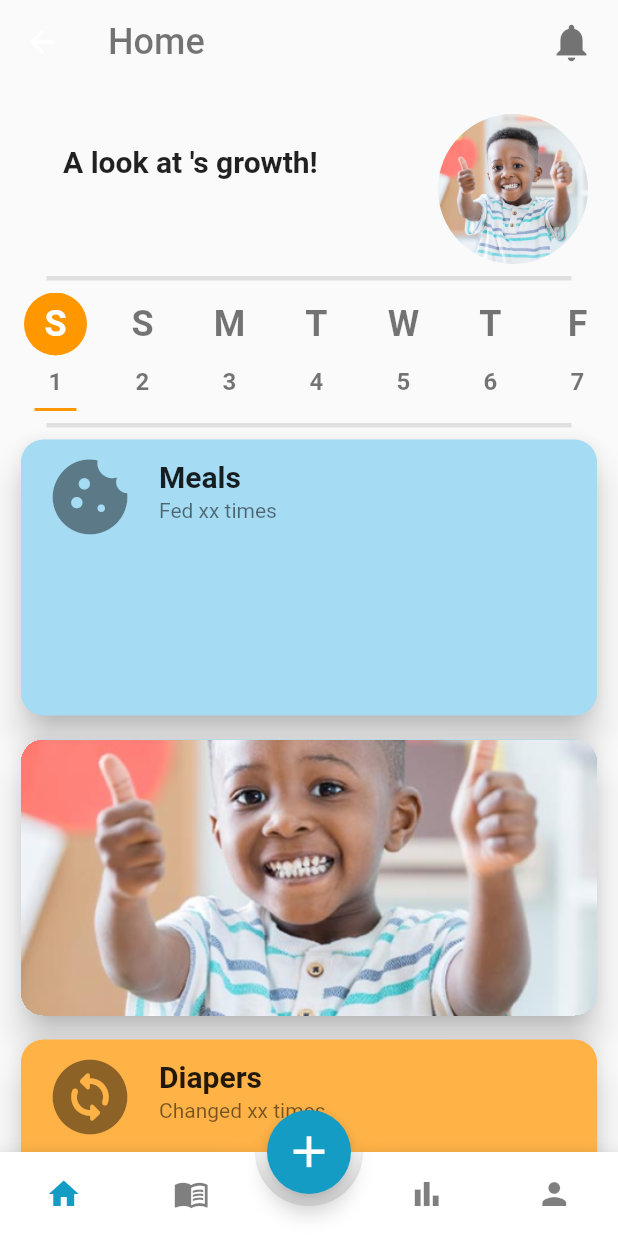
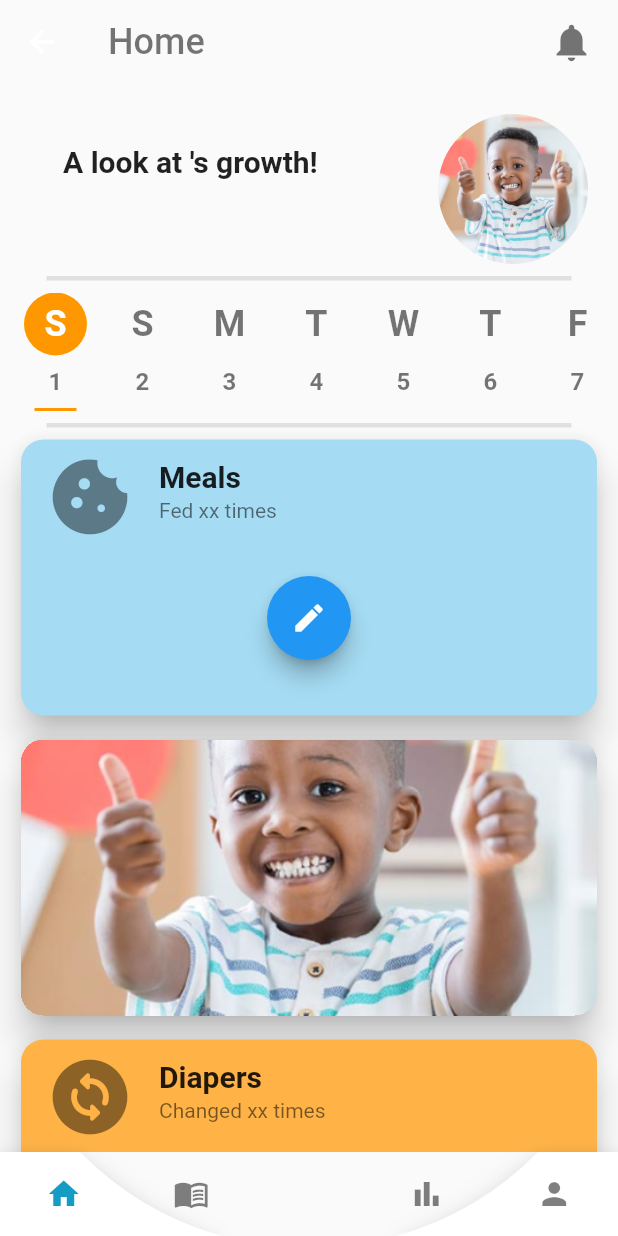
Before and after one commit to magichampz/little-bytes, a Flutter app: the screen it shows after launch, after a tap on "Skip", on a phone screen of 412 x 824 dp. Run offline on Flutter 3.47's test engine with Material 2 defaults, Android fonts, the phone set to English and light mode, and no system bars; drawn by our look-alikes of animated_bottom_navigation_bar; our stand-ins replace numberpicker, page_transition, shared_preferences; missing offline and left inert: dart:ffi.

Commit message:
tried adding expandable floating button but failed

```diff
--- a/lib/main.dart
+++ b/lib/main.dart
@@ -1,4 +1,5 @@
 import 'package:flutter/material.dart';
+import 'package:flutter_onboarding/ui/expandable_fab.dart';
 import 'ui/onboarding/onboarding.dart';
 
 void main() {
@@ -13,6 +14,7 @@ class MyApp extends StatelessWidget {
     return const MaterialApp(
       title: 'Onboarding Screen',
       home: Onboarding(),
+      // home: ExampleExpandableFab(),
       debugShowCheckedModeBanner: false,
     );
   }
--- /dev/null
+++ b/lib/ui/expandable_fab.dart
@@ -0,0 +1,298 @@
+import 'package:flutter/material.dart';
+import 'package:flutter_onboarding/ui/log-pages/milestone_page.dart';
+import 'package:flutter_onboarding/ui/log-pages/single_log.dart';
+import 'dart:math' as math;
+
+import 'package:page_transition/page_transition.dart';
+
+@immutable
+class ExampleExpandableFab extends StatelessWidget {
+  static const _actionTitles = ['Daily Log', 'Milestones'];
+
+  const ExampleExpandableFab({super.key});
+
+  @override
+  Widget build(BuildContext context) {
+    return Scaffold(
+      appBar: AppBar(
+        title: const Text('Expandable Fab'),
+      ),
+      body: ListView.builder(
+        padding: const EdgeInsets.symmetric(vertical: 8.0),
+        itemCount: 25,
+        itemBuilder: (context, index) {
+          return FakeItem(isBig: index.isOdd);
+        },
+      ),
+      floatingActionButton: ExpandableFab(
+        distance: 112.0,
+        children: [
+          ActionButton(
+            onPressed: () {
+              Navigator.push(
+                  context,
+                  PageTransition(
+                      // child: MilestoneLog(), //temporary only
+                      child: SingleLog(
+                        setDay: (String day) {},
+                        setSleep: (String sleep) {},
+                        setMilk: (String milk) {},
+                      ),
+                      type: PageTransitionType.bottomToTop));
+            },
+            text: "Record today's log",
+            // icon: const Icon(Icons.format_size),
+          ),
+          ActionButton(
+            onPressed: () {
+              Navigator.push(
+                  context,
+                  PageTransition(
+                      child: const MilestoneLog(), //temporary only
+                      type: PageTransitionType.bottomToTop));
+            },
+            text: "Add a Milestone",
+            // icon: const Icon(Icons.insert_photo),
+          ),
+        ],
+      ),
+    );
+  }
+}
+
+@immutable
+class ExpandableFab extends StatefulWidget {
+  const ExpandableFab({
+    super.key,
+    this.initialOpen,
+    required this.distance,
+    required this.children,
+  });
+
+  final bool? initialOpen;
+  final double distance;
+  final List<Widget> children;
+
+  @override
+  State<ExpandableFab> createState() => _ExpandableFabState();
+}
+
+class _ExpandableFabState extends State<ExpandableFab>
+    with SingleTickerProviderStateMixin {
+  late final AnimationController _controller;
+  late final Animation<double> _expandAnimation;
+  bool _open = false;
+
+  @override
+  void initState() {
+    super.initState();
+    _open = widget.initialOpen ?? false;
+    _controller = AnimationController(
+      value: _open ? 1.0 : 0.0,
+      duration: const Duration(milliseconds: 250),
+      vsync: this,
+    );
+    _expandAnimation = CurvedAnimation(
+      curve: Curves.fastOutSlowIn,
+      reverseCurve: Curves.easeOutQuad,
+      parent: _controller,
+    );
+  }
+
+  @override
+  void dispose() {
+    _controller.dispose();
+    super.dispose();
+  }
+
+  void _toggle() {
+    setState(() {
+      _open = !_open;
+      if (_open) {
+        _controller.forward();
+      } else {
+        _controller.reverse();
+      }
+    });
+  }
+
+  @override
+  Widget build(BuildContext context) {
+    return SizedBox.expand(
+      child: Stack(
+        alignment: Alignment.center,
+        clipBehavior: Clip.none,
+        children: [
+          _buildTapToCloseFab(),
+          ..._buildExpandingActionButtons(),
+          _buildTapToOpenFab(),
+        ],
+      ),
+    );
+  }
+
+  Widget _buildTapToCloseFab() {
+    return SizedBox(
+      width: 56.0,
+      height: 56.0,
+      child: Center(
+        child: Material(
+          shape: const CircleBorder(),
+          clipBehavior: Clip.antiAlias,
+          elevation: 4.0,
+          child: InkWell(
+            onTap: _toggle,
+            child: Padding(
+              padding: const EdgeInsets.all(8.0),
+              child: Icon(
+                Icons.close,
+                color: Theme.of(context).primaryColor,
+              ),
+            ),
+          ),
+        ),
+      ),
+    );
+  }
+
+  List<Widget> _buildExpandingActionButtons() {
+    final children = <Widget>[];
+    final count = widget.children.length;
+    final step = 45;
+    for (var i = 0, angleInDegrees = 0.0;
+        i < count;
+        i++, angleInDegrees += step) {
+      children.add(
+        _ExpandingActionButton(
+          directionInDegrees: angleInDegrees,
+          maxDistance: widget.distance,
+          progress: _expandAnimation,
+          child: widget.children[i],
+        ),
+      );
+    }
+    return children;
+  }
+
+  Widget _buildTapToOpenFab() {
+    return IgnorePointer(
+      ignoring: _open,
+      child: AnimatedContainer(
+        transformAlignment: Alignment.center,
+        transform: Matrix4.diagonal3Values(
+          _open ? 0.7 : 1.0,
+          _open ? 0.7 : 1.0,
+          1.0,
+        ),
+        duration: const Duration(milliseconds: 250),
+        curve: const Interval(0.0, 0.5, curve: Curves.easeOut),
+        child: AnimatedOpacity(
+          opacity: _open ? 0.0 : 1.0,
+          curve: const Interval(0.25, 1.0, curve: Curves.easeInOut),
+          duration: const Duration(milliseconds: 250),
+          child: FloatingActionButton(
+            onPressed: _toggle,
+            child: const Icon(Icons.create),
+          ),
+        ),
+      ),
+    );
+  }
+}
+
+@immutable
+class _ExpandingActionButton extends StatelessWidget {
+  const _ExpandingActionButton({
+    required this.directionInDegrees,
+    required this.maxDistance,
+    required this.progress,
+    required this.child,
+  });
+
+  final double directionInDegrees;
+  final double maxDistance;
+  final Animation<double> progress;
+  final Widget child;
+
+  @override
+  Widget build(BuildContext context) {
+    return AnimatedBuilder(
+      animation: progress,
+      builder: (context, child) {
+        final offset = Offset.fromDirection(
+          // -4,
+          directionInDegrees * (math.pi / 180.0),
+          progress.value * maxDistance,
+        );
+        return Positioned(
+            // right: 40.0 + offset.dx,
+            bottom: 70.0 + offset.dy,
+            child: child!
+            // Transform.rotate(
+            //   angle: (1.0 - progress.value) * math.pi / 2,
+            //   child: child!,
+            // ),
+            );
+      },
+      child: FadeTransition(
+        opacity: progress,
+        child: child,
+      ),
+    );
+  }
+}
+
+@immutable
+class ActionButton extends StatelessWidget {
+  const ActionButton({
+    super.key,
+    this.onPressed,
+    required this.text,
+  });
+
+  final VoidCallback? onPressed;
+  // final Widget icon;
+  final String text;
+
+  @override
+  Widget build(BuildContext context) {
+    final theme = Theme.of(context);
+    return TextButton(
+      onPressed: onPressed,
+      style: ButtonStyle(
+        backgroundColor: MaterialStateProperty.all<Color>(Colors.blue),
+        shape: MaterialStateProperty.all<RoundedRectangleBorder>(
+          RoundedRectangleBorder(
+              borderRadius: BorderRadius.circular(18.0),
+              side: BorderSide(color: Colors.blue)),
+        ),
+      ),
+      child: Text(
+        text,
+        style: const TextStyle(fontSize: 15, color: Colors.white),
+      ),
+    );
+  }
+}
+
+@immutable
+class FakeItem extends StatelessWidget {
+  const FakeItem({
+    super.key,
+    required this.isBig,
+  });
+
+  final bool isBig;
+
+  @override
+  Widget build(BuildContext context) {
+    return Container(
+      margin: const EdgeInsets.symmetric(vertical: 8.0, horizontal: 24.0),
+      height: isBig ? 128.0 : 36.0,
+      decoration: BoxDecoration(
+        borderRadius: const BorderRadius.all(Radius.circular(8.0)),
+        color: Colors.grey.shade300,
+      ),
+    );
+  }
+}
--- a/lib/ui/root_page.dart
+++ b/lib/ui/root_page.dart
@@ -2,6 +2,7 @@ import 'package:animated_bottom_navigation_bar/animated_bottom_navigation_bar.da
 import 'package:flutter/material.dart';
 import 'package:flutter_onboarding/constants.dart';
 import 'package:flutter_onboarding/models/recipes.dart';
+import 'package:flutter_onboarding/ui/expandable_fab.dart';
 import 'package:flutter_onboarding/ui/log-pages/daily_log.dart';
 import 'package:flutter_onboarding/ui/log-pages/milestone_page.dart';
 import 'package:flutter_onboarding/ui/log-pages/single_log.dart';
@@ -79,7 +80,10 @@ class _RootPageState extends State<RootPage> {
         index: _bottomNavIndex,
         children: _widgetOptions(),
       ),
-      floatingActionButton: FloatingActionButton(
+      floatingActionButton: ExpandableFab(
+        distance: 112.0,
+        children: [
+          ActionButton(
             onPressed: () {
               Navigator.push(
                   context,
@@ -92,9 +96,38 @@ class _RootPageState extends State<RootPage> {
                       ),
                       type: PageTransitionType.bottomToTop));
             },
-        backgroundColor: Constants.primaryColor,
-        child: const Icon(Icons.add, size: 35.0),
+            text: "Record today's log",
+            // icon: const Icon(Icons.format_size),
           ),
+          ActionButton(
+            onPressed: () {
+              Navigator.push(
+                  context,
+                  PageTransition(
+                      child: const MilestoneLog(), //temporary only
+                      type: PageTransitionType.bottomToTop));
+            },
+            text: "Add a Milestone",
+            // icon: const Icon(Icons.insert_photo),
+          ),
+        ],
+      ),
+      // floatingActionButton: FloatingActionButton(
+      //   onPressed: () {
+      //     Navigator.push(
+      //         context,
+      //         PageTransition(
+      //             // child: MilestoneLog(), //temporary only
+      //             child: SingleLog(
+      //               setDay: (String day) {},
+      //               setSleep: (String sleep) {},
+      //               setMilk: (String milk) {},
+      //             ),
+      //             type: PageTransitionType.bottomToTop));
+      //   },
+      //   backgroundColor: Constants.primaryColor,
+      //   child: const Icon(Icons.add, size: 35.0),
+      // ),
       floatingActionButtonLocation: FloatingActionButtonLocation.centerDocked,
       bottomNavigationBar: AnimatedBottomNavigationBar(
           splashColor: Constants.primaryColor,
```
Lines whose indentation alone changed are shown as unchanged.
